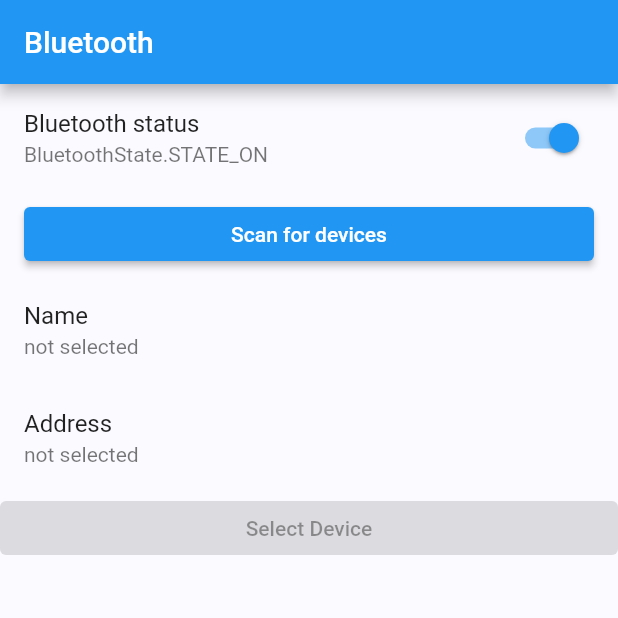
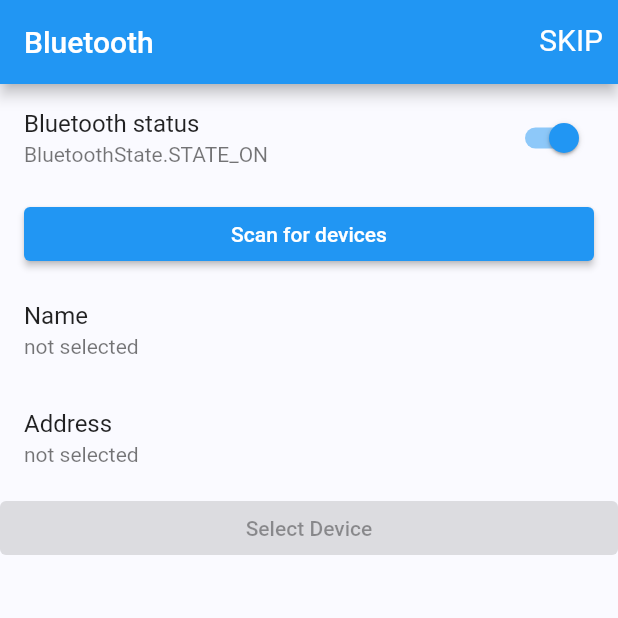
Before and after one commit to saurabhraturi2000/oral_mate, a Flutter app: the screen it shows once a user with an empty profile is signed in, on a phone screen of 412 x 824 dp, the top half of it. Run offline on Flutter 3.47's test engine with Material 2 defaults, Android fonts, the phone set to English and light mode, and no system bars; our stand-ins replace cached_network_image, cloud_firestore, firebase_auth, firebase_core, firebase_storage, flutter_bluetooth_serial and 3 more; accounts and stored records are empty.

Commit message:
bluetooth page done

```diff
--- a/lib/pages/bluetooth_page.dart
+++ b/lib/pages/bluetooth_page.dart
@@ -38,7 +38,20 @@ class _BluetoothPageState extends State<BluetoothPage> {
   @override
   Widget build(BuildContext context) {
     return Scaffold(
-      appBar: AppBar(title: const Text("Bluetooth")),
+      appBar: AppBar(
+        title: const Text("Bluetooth"),
+        actions: [
+          GestureDetector(
+            onTap: () => Get.to(() => HomePage(uid: widget.userUid)),
+            child: Container(
+                margin: const EdgeInsets.only(top: 15, right: 10),
+                child: const Text(
+                  "SKIP",
+                  style: TextStyle(fontSize: 20),
+                )),
+          )
+        ],
+      ),
       body: ListView(children: [
         SwitchListTile(
             title: const Text('Bluetooth status'),
```
Also changed, not shown: lib/pages/my_home_page.dart (+83 -34 lines).
